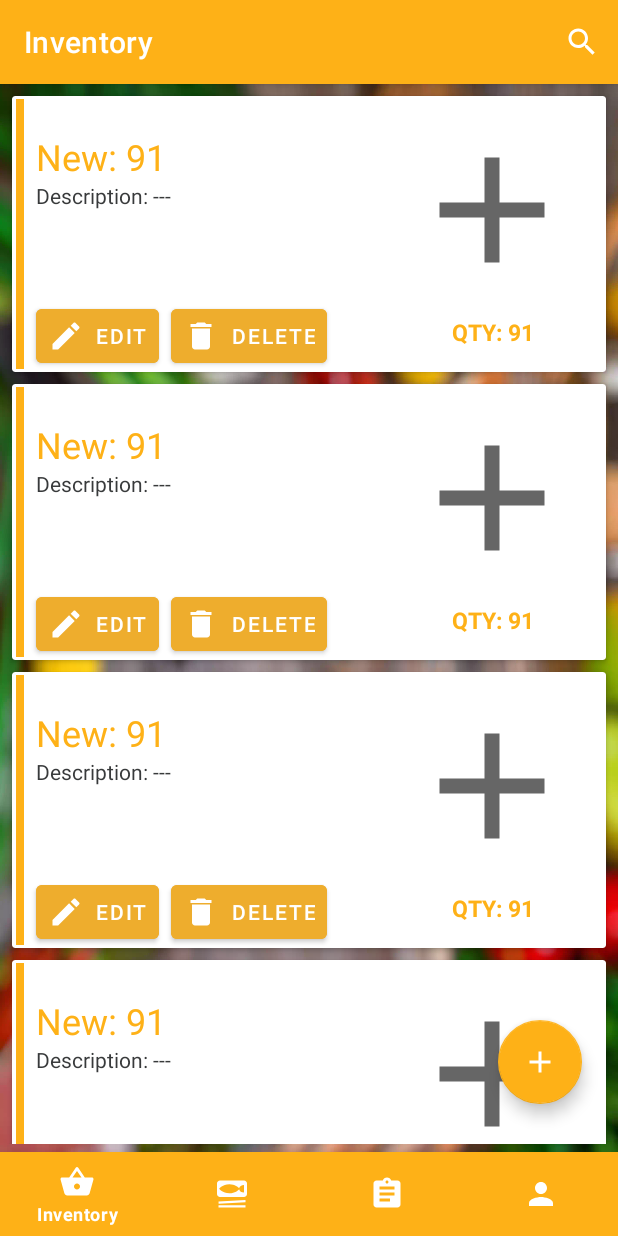
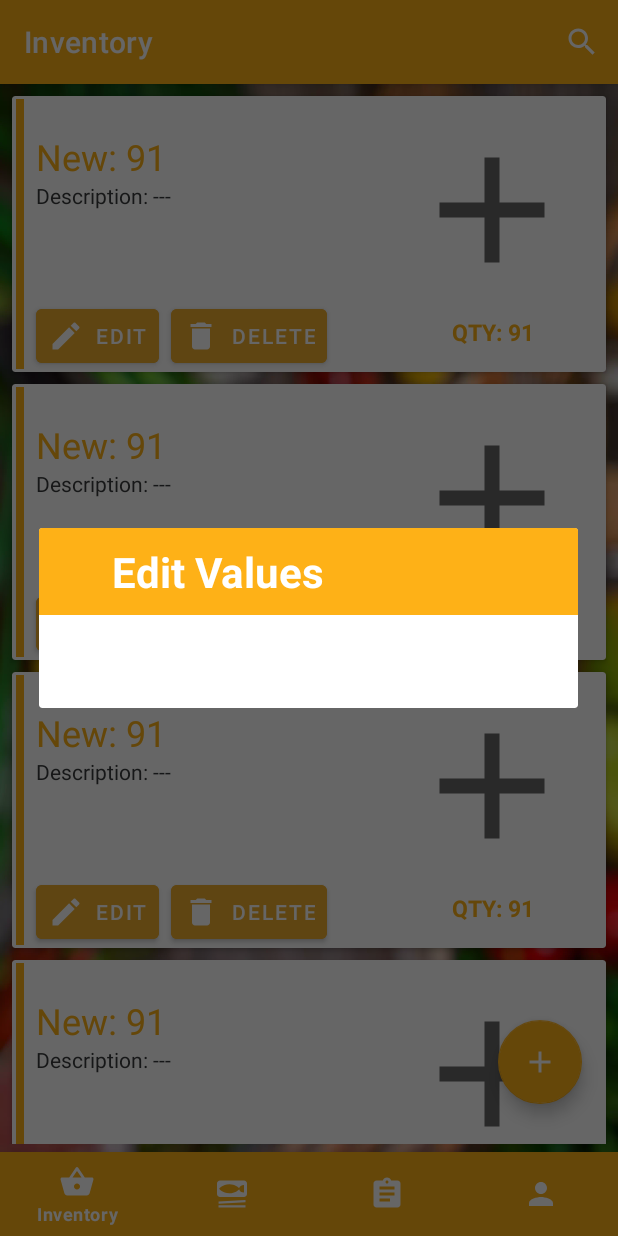
Before and after one commit to sergioezequiel/FoodManager-App, an Android app: the InventoryFragment screen opened directly, with no data from a screen before it, after a tap on "EDIT", on a phone screen of 412 x 824 dp. Run offline under Robolectric (Android 15) with nearby library versions, the phone set to English and light mode, and no system bars; our stand-ins replace navigation-ui; Roboto replaces fonts that are not available here.

Commit message:
adicionado o dialogo
Dialogo para adicionar o item quando este for scaneado pelo codigo de barras

```diff
--- a/app/build.gradle
+++ b/app/build.gradle
@@ -6,7 +6,7 @@ android {
 
     defaultConfig {
         applicationId "com.foodmanager"
-        minSdkVersion 19
+        minSdkVersion 21
         targetSdkVersion 30
         versionCode 1
         versionName "1.0"
@@ -28,8 +28,8 @@ dependencies {
     implementation 'androidx.constraintlayout:constraintlayout:2.0.4'
     implementation 'com.google.android.material:material:1.2.1'
     implementation 'androidx.vectordrawable:vectordrawable:1.1.0'
-    implementation 'androidx.navigation:navigation-fragment:2.3.1'
-    implementation 'androidx.navigation:navigation-ui:2.3.1'
+    implementation 'androidx.navigation:navigation-fragment:2.3.2'
+    implementation 'androidx.navigation:navigation-ui:2.3.2'
     implementation 'androidx.lifecycle:lifecycle-livedata-ktx:2.2.0'
     implementation 'androidx.lifecycle:lifecycle-viewmodel-ktx:2.2.0'
     implementation 'androidx.recyclerview:recyclerview:1.1.0'
--- a/app/src/main/java/com/foodmanager/views/InventoryFragment.java
+++ b/app/src/main/java/com/foodmanager/views/InventoryFragment.java
@@ -5,12 +5,14 @@ import android.app.AlertDialog;
 import android.content.DialogInterface;
 import android.content.Intent;
 import android.os.Bundle;
+import android.view.Gravity;
 import android.view.LayoutInflater;
 import android.view.Menu;
 import android.view.MenuInflater;
 import android.view.MenuItem;
 import android.view.View;
 import android.view.ViewGroup;
+import android.view.WindowManager;
 import android.view.animation.Animation;
 import android.view.animation.AnimationUtils;
 import android.widget.Toast;
@@ -31,6 +33,7 @@ import com.google.android.material.floatingactionbutton.FloatingActionButton;
 import org.jetbrains.annotations.NotNull;
 
 import java.util.ArrayList;
+import java.util.Objects;
 import java.util.Random;
 
 public class InventoryFragment extends Fragment {
@@ -211,6 +214,7 @@ public class InventoryFragment extends Fragment {
     private void editItem(int position) {
         inventoryAdapter.notifyDataSetChanged();
         Toast.makeText(getContext(), "Item: "+ inventoryItems.get(position).getProductName(), Toast.LENGTH_SHORT).show();
+        editInventoryDialog();
     }
 
     //Funcao para criar um menu de search
@@ -239,4 +243,34 @@ public class InventoryFragment extends Fragment {
             }
         });
     }
+
+
+
+    /*Edit Values Dialog*/
+    public void editInventoryDialog() {
+        LayoutInflater inflater = this.getLayoutInflater();
+        View titleView = inflater.inflate(R.layout.alert_dialog_edit_inventory_body, null);
+
+        final AlertDialog diag = new AlertDialog.Builder(getContext(), R.style.AlertDialogTheme)
+                .setCustomTitle(titleView)
+                .setPositiveButton("Close & Set", new DialogInterface.OnClickListener() {
+                    public void onClick(DialogInterface dialog, int id) {
+
+                    }
+                })
+                .setView(R.layout.alert_dialog_edit_inventory_title)
+                .create();
+        diag.show();
+
+        WindowManager.LayoutParams lp = new WindowManager.LayoutParams();
+        lp.copyFrom(Objects.requireNonNull(diag.getWindow()).getAttributes());
+        lp.width = WindowManager.LayoutParams.WRAP_CONTENT;
+        lp.height = WindowManager.LayoutParams.WRAP_CONTENT;
+        lp.gravity = Gravity.CENTER;
+        diag.getWindow().setAttributes(lp);
+
+        /*Find views By Id / Set Text*/
+        // etUpPressed = diag.findViewById(R.id.dual_chanel_ediText_up_pressed);
+
+    }
 }
--- /dev/null
+++ b/app/src/main/res/drawable/rounded_5.xml
@@ -0,0 +1,6 @@
+<?xml version="1.0" encoding="utf-8"?>
+<shape xmlns:android="http://schemas.android.com/apk/res/android"
+    android:shape="rectangle">
+    <solid android:color="@color/nivel6"/>
+    <corners android:radius="200dp"/>
+</shape>
--- a/app/src/main/res/layout/activity_scan_item.xml
+++ b/app/src/main/res/layout/activity_scan_item.xml
@@ -36,7 +36,6 @@
         android:layout_height="wrap_content"
         android:layout_margin="15dp"
         android:padding="5dp"
-        android:text="Barcode Text"
         android:textAlignment="center"
         android:textColor="@color/white"
         android:textSize="25sp"
--- /dev/null
+++ b/app/src/main/res/layout/alert_dialog_edit_inventory_title.xml
@@ -0,0 +1,36 @@
+<LinearLayout xmlns:android="http://schemas.android.com/apk/res/android"
+    xmlns:app="http://schemas.android.com/apk/res-auto"
+    xmlns:tools="http://schemas.android.com/tools"
+    android:id="@+id/llsubhead"
+    android:layout_width="match_parent"
+    android:layout_height="wrap_content"
+    android:layout_weight="1"
+    android:background="@color/colorPrimary"
+    android:orientation="horizontal">
+
+    <ImageView
+        android:id="@+id/imageView2"
+        android:layout_width="111dp"
+        android:layout_height="match_parent"
+        android:layout_weight="2"
+        android:padding="2dp"
+        android:scaleType="fitCenter"
+        app:srcCompat="@drawable/ic_baseline_edit_24"
+        tools:ignore="VectorDrawableCompat"
+        app:tint="@color/white" />
+
+    <TextView
+        android:id="@+id/exemptionSubHeading4"
+        android:layout_width="match_parent"
+        android:layout_height="match_parent"
+        android:layout_marginStart="11dp"
+        android:layout_marginTop="10dp"
+        android:layout_marginBottom="10dp"
+        android:layout_weight="1"
+        android:text="Edit Values"
+        android:textAppearance="@style/Base.TextAppearance.AppCompat.Medium"
+        android:textColor="@color/white"
+        android:textSize="28sp"
+        android:textStyle="bold" />
+
+</LinearLayout>
--- a/app/src/main/res/values/themes.xml
+++ b/app/src/main/res/values/themes.xml
@@ -4,7 +4,7 @@
         <!-- Primary brand color. -->
         <item name="colorPrimary">@color/colorPrimary</item>
         <item name="colorPrimaryVariant">@color/nivel1</item>
-        <item name="colorOnPrimary">@color/white</item>
+        <item name="colorOnPrimary">@color/nivel6</item>
         <!-- Secondary brand color. -->
         <item name="colorSecondary">@color/colorPrimary</item>
         <item name="colorSecondaryVariant">@color/colorPrimary</item>
@@ -28,4 +28,19 @@
         <item name="colorAccent">@color/nivel6</item>
     </style>
 
+    <style name="AlertDialogTheme" parent="Theme.AppCompat.Light.Dialog.Alert">
+        <item name="colorAccent">@color/colorAccent</item>
+    </style>
+
+    <style name="Widget.MaterialComponents.Button.IconOnly">
+        <item name="android:colorPrimary">@color/nivel6</item>
+        <item name="iconPadding">0dp</item>
+        <item name="android:insetTop">0dp</item>
+        <item name="android:insetBottom">0dp</item>
+        <item name="android:paddingLeft">12dp</item>
+        <item name="android:paddingRight">12dp</item>
+        <item name="android:minWidth">12dp</item>
+        <item name="android:minHeight">12dp</item>
+        <item name="iconGravity">textStart</item>
+    </style>
 </resources>
```
Also changed, not shown: app/src/main/java/com/foodmanager/views/ScanItemActivity.java (+88 -38 lines), app/src/main/res/drawable/ic_baseline_remove_24.xml (added, +10 -0 lines), app/src/main/res/layout/alert_dialog_add_scan_inventory_body.xml (added, +96 -0 lines), app/src/main/res/layout/alert_dialog_add_scan_inventory_title.xml (added, +36 -0 lines), app/src/main/res/layout/alert_dialog_edit_inventory_body.xml (added, +17 -0 lines).
